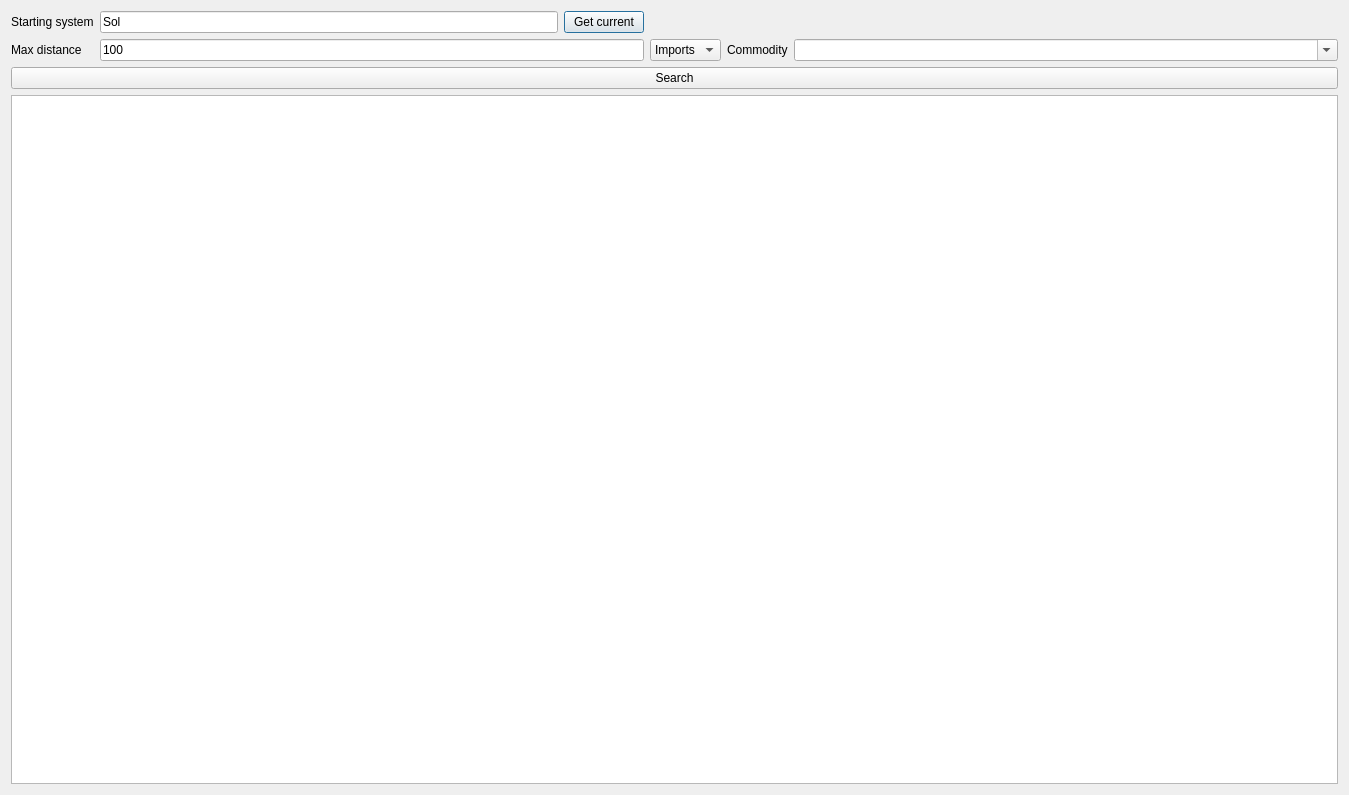
Above: src/ui/CommodityTab.ui from BeTeK/EliteMerchant before the change. Below: the same form after it.
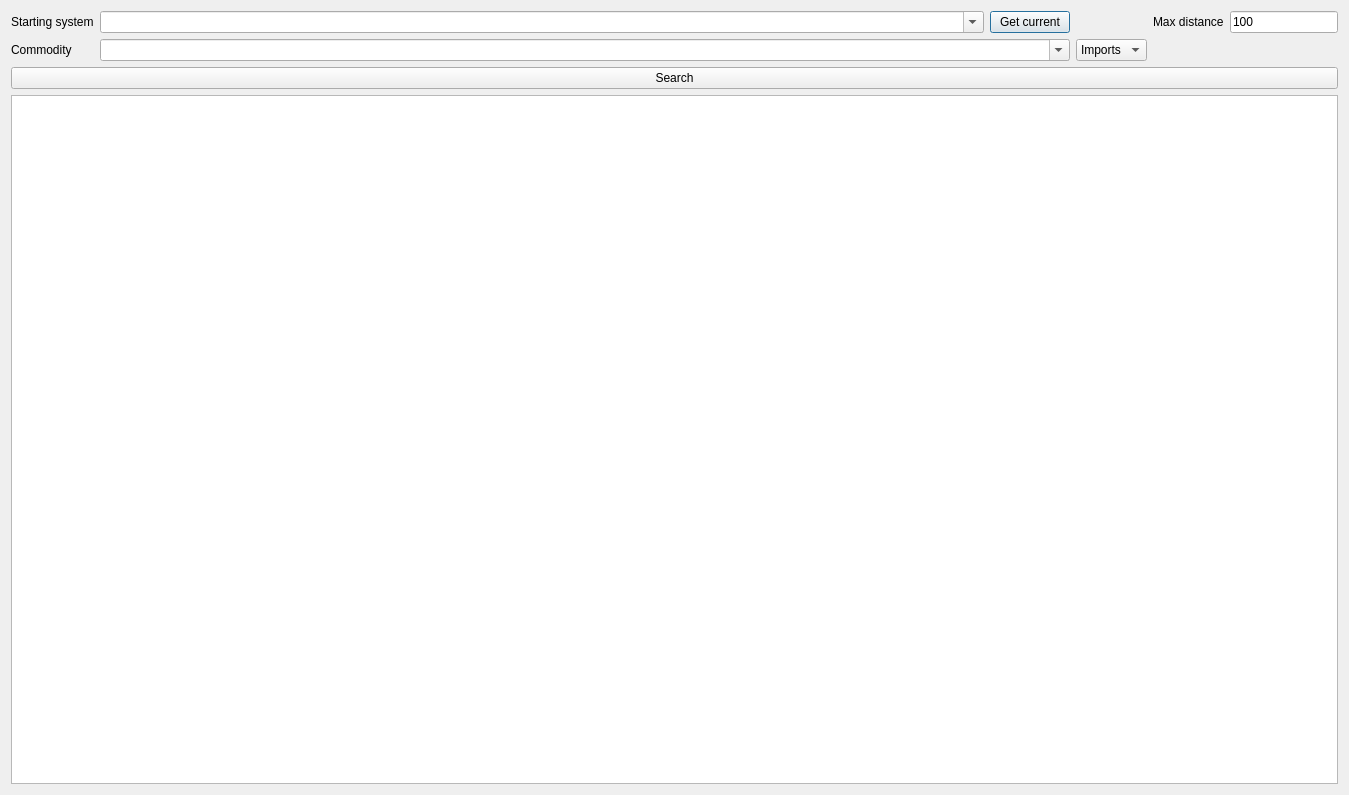
That is the form after the change.

Commit message: systems to writable comboboxes

What changed in the file:
```diff
--- a/src/ui/CommodityTab.ui
+++ b/src/ui/CommodityTab.ui
@@ -28,9 +28,18 @@
        <item row="1" column="3">
         <layout class="QHBoxLayout" name="horizontalLayout_3">
          <item>
-          <widget class="QLineEdit" name="currentSystemTxt">
-           <property name="text">
-            <string>Sol</string>
+          <widget class="QComboBox" name="currentSystemCombo">
+           <property name="sizePolicy">
+            <sizepolicy hsizetype="Expanding" vsizetype="Fixed">
+             <horstretch>0</horstretch>
+             <verstretch>0</verstretch>
+            </sizepolicy>
+           </property>
+           <property name="editable">
+            <bool>true</bool>
+           </property>
+           <property name="maxVisibleItems">
+            <number>100</number>
            </property>
           </widget>
          </item>
@@ -43,14 +52,48 @@
          </item>
         </layout>
        </item>
-       <item row="2" column="5">
+       <item row="2" column="4">
+        <widget class="QComboBox" name="importComboBox">
+         <item>
+          <property name="text">
+           <string>Imports</string>
+          </property>
+         </item>
+         <item>
+          <property name="text">
+           <string>Exports</string>
+          </property>
+         </item>
+        </widget>
+       </item>
+       <item row="1" column="6">
+        <widget class="QLineEdit" name="maxDistanceTxt">
+         <property name="sizePolicy">
+          <sizepolicy hsizetype="Preferred" vsizetype="Fixed">
+           <horstretch>0</horstretch>
+           <verstretch>0</verstretch>
+          </sizepolicy>
+         </property>
+         <property name="text">
+          <string>100</string>
+         </property>
+        </widget>
+       </item>
+       <item row="1" column="5">
+        <widget class="QLabel" name="label_2">
+         <property name="text">
+          <string>Max distance</string>
+         </property>
+        </widget>
+       </item>
+       <item row="2" column="1">
         <widget class="QLabel" name="label_4">
          <property name="text">
           <string>Commodity</string>
          </property>
         </widget>
        </item>
-       <item row="2" column="6">
+       <item row="2" column="3">
         <widget class="QComboBox" name="commodityCombobox">
          <property name="sizePolicy">
           <sizepolicy hsizetype="Expanding" vsizetype="Fixed">
@@ -61,36 +104,11 @@
          <property name="editable">
           <bool>true</bool>
          </property>
-        </widget>
-       </item>
-       <item row="2" column="1">
-        <widget class="QLabel" name="label_2">
-         <property name="text">
-          <string>Max distance</string>
+         <property name="maxVisibleItems">
+          <number>100</number>
          </property>
         </widget>
        </item>
-       <item row="2" column="3">
-        <widget class="QLineEdit" name="maxDistanceTxt">
-         <property name="text">
-          <string>100</string>
-         </property>
-        </widget>
-       </item>
-       <item row="2" column="4">
-        <widget class="QComboBox" name="importComboBox">
-         <item>
-          <property name="text">
-           <string>Imports</string>
-          </property>
-         </item>
-         <item>
-          <property name="text">
-           <string>Exports</string>
-          </property>
-         </item>
-        </widget>
-       </item>
       </layout>
      </item>
      <item>
```
The commit also changes 6 other files.
